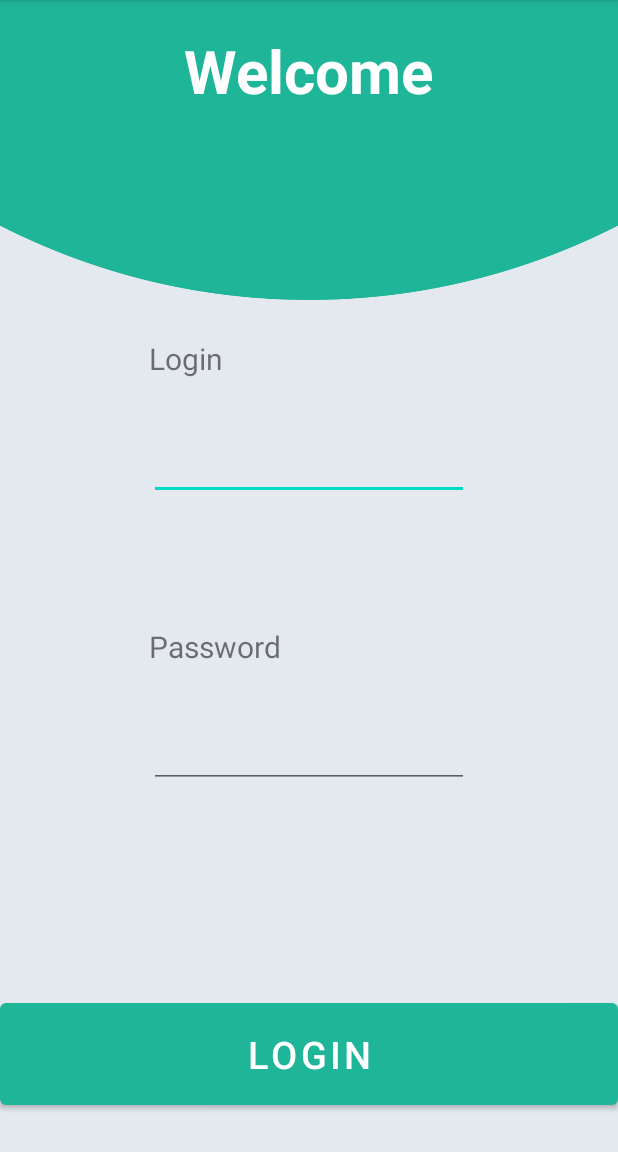
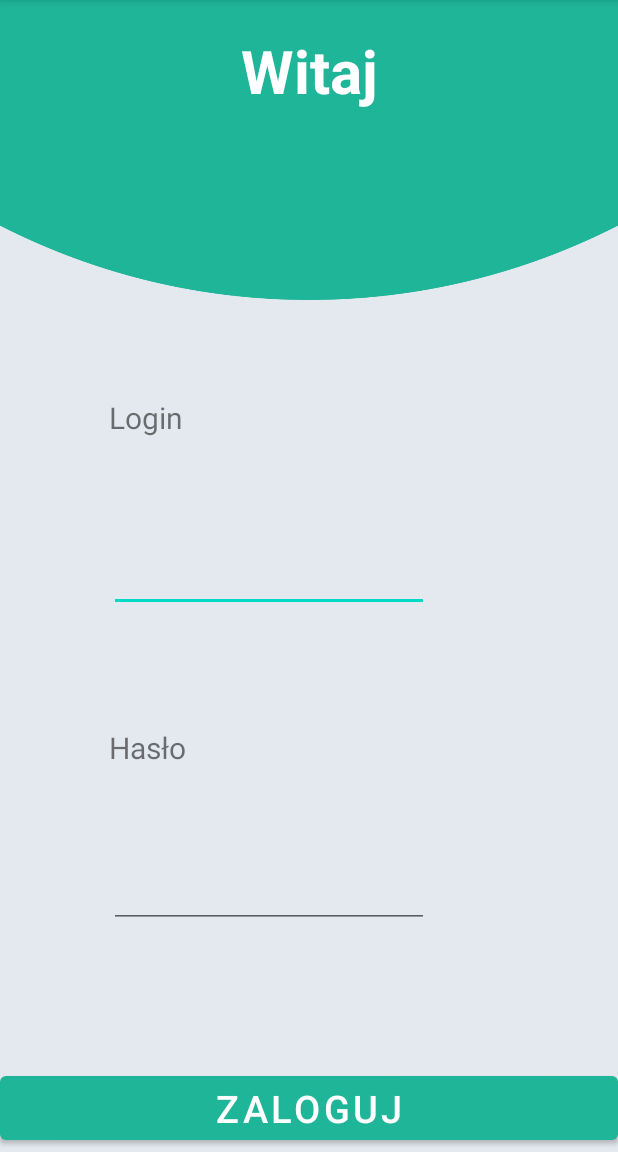
Before and after one commit to maxkonar/Fast-Food-Restaurant, an Android app: the screen it shows after launch (MainActivity), on a phone screen of 412 x 824 dp, the part 84-1236 px from its top. Run offline under Robolectric (Android 15) with nearby library versions, the phone set to English and light mode, and no system bars.

Commit message:
Translate and fix display issues

```diff
--- a/app/src/main/res/layout/activity_main.xml
+++ b/app/src/main/res/layout/activity_main.xml
@@ -12,86 +12,78 @@
         android:layout_width="wrap_content"
         android:layout_height="wrap_content"
         android:layout_marginTop="20dp"
-        android:text="Welcome"
+        android:text="@string/welcome"
         android:textColor="@color/white"
         android:textSize="40dp"
+        android:textStyle="bold"
         app:layout_constraintEnd_toEndOf="parent"
-        app:layout_constraintHorizontal_bias="0.501"
         app:layout_constraintStart_toStartOf="parent"
-        app:layout_constraintTop_toTopOf="parent"
-        android:textStyle="bold"/>
+        app:layout_constraintTop_toTopOf="parent" />
 
     <EditText
         android:id="@+id/login_input"
         android:layout_width="wrap_content"
         android:layout_height="wrap_content"
-        android:layout_marginBottom="58dp"
+        android:layout_marginEnd="8dp"
         android:ems="10"
         android:inputType="textPersonName"
         app:layout_constraintBottom_toTopOf="@+id/login_text2"
-        app:layout_constraintEnd_toEndOf="@+id/password_input"
-        app:layout_constraintStart_toStartOf="@+id/password_input"
+        app:layout_constraintEnd_toEndOf="parent"
+        app:layout_constraintHorizontal_bias="0.0"
+        app:layout_constraintStart_toStartOf="@+id/login_text"
         app:layout_constraintTop_toBottomOf="@+id/login_text" />
 
     <TextView
         android:id="@+id/login_text"
         android:layout_width="wrap_content"
         android:layout_height="wrap_content"
-        android:layout_marginTop="200dp"
-        android:layout_marginBottom="10dp"
-        android:text="Login"
+        android:layout_marginTop="130dp"
+        android:layout_marginBottom="9dp"
+        android:text="@string/login"
         android:textSize="20dp"
         app:layout_constraintBottom_toTopOf="@+id/login_input"
-        app:layout_constraintEnd_toEndOf="@+id/login_input"
-        app:layout_constraintHorizontal_bias="0.0"
-        app:layout_constraintStart_toStartOf="@+id/login_input"
-        app:layout_constraintTop_toTopOf="parent" />
+        app:layout_constraintEnd_toEndOf="parent"
+        app:layout_constraintHorizontal_bias="0.2"
+        app:layout_constraintStart_toStartOf="parent"
+        app:layout_constraintTop_toBottomOf="@+id/welcome_text" />
 
     <TextView
         android:id="@+id/login_text2"
         android:layout_width="wrap_content"
         android:layout_height="wrap_content"
-        android:layout_marginBottom="10dp"
-        android:text="Password"
+        android:layout_marginTop="16dp"
+        android:text="@string/password"
         android:textSize="20dp"
         app:layout_constraintBottom_toTopOf="@+id/password_input"
-        app:layout_constraintEnd_toEndOf="@+id/password_input"
-        app:layout_constraintHorizontal_bias="0.0"
-        app:layout_constraintStart_toStartOf="@+id/password_input"
+        app:layout_constraintStart_toStartOf="@+id/login_input"
         app:layout_constraintTop_toBottomOf="@+id/login_input" />
 
     <EditText
         android:id="@+id/password_input"
         android:layout_width="wrap_content"
         android:layout_height="wrap_content"
-        android:layout_marginBottom="112dp"
+        android:layout_marginEnd="8dp"
+        android:layout_marginBottom="32dp"
         android:ems="10"
         android:inputType="textPassword"
-        app:layout_constraintBottom_toTopOf="@+id/linearLayout3"
+        app:layout_constraintBottom_toTopOf="@+id/login_button"
         app:layout_constraintEnd_toEndOf="parent"
-        app:layout_constraintStart_toStartOf="parent"
+        app:layout_constraintHorizontal_bias="0.0"
+        app:layout_constraintStart_toStartOf="@+id/login_text2"
         app:layout_constraintTop_toBottomOf="@+id/login_text2" />
 
-    <LinearLayout
-        android:id="@+id/linearLayout3"
-        android:layout_width="match_parent"
-        android:layout_height="80dp"
-        android:orientation="horizontal"
+    <Button
+        android:id="@+id/login_button"
+        android:layout_width="0dp"
+        android:layout_height="wrap_content"
+        android:layout_marginBottom="2dp"
+        android:layout_weight="1"
+        android:text="@string/login_button"
+        android:textColor="@color/white"
+        android:textSize="25dp"
+        app:backgroundTint="#1FB598"
         app:layout_constraintBottom_toBottomOf="parent"
         app:layout_constraintEnd_toEndOf="parent"
-        app:layout_constraintStart_toStartOf="parent"
-        app:layout_constraintTop_toBottomOf="@+id/password_input">
-
-
-        <Button
-            android:id="@+id/login_button"
-            android:layout_width="match_parent"
-            android:layout_height="match_parent"
-            android:layout_weight="1"
-            android:text="Login"
-            android:textColor="@color/white"
-            android:textSize="25dp"
-            app:backgroundTint="#1FB598" />
-    </LinearLayout>
+        app:layout_constraintStart_toStartOf="parent" />
 
 </androidx.constraintlayout.widget.ConstraintLayout>
--- a/app/src/main/res/menu/nav_menu.xml
+++ b/app/src/main/res/menu/nav_menu.xml
@@ -4,10 +4,10 @@
     <item
         android:id="@+id/ic_home"
         android:icon="@drawable/ic_home"
-        android:title="Home" />
+        android:title="@string/home" />
     <item
         android:id="@+id/ic_basket"
         android:icon="@drawable/shoppingcart"
-        android:title="Basket"
+        android:title="@string/basket"
         />
 </menu>
--- a/app/src/main/res/values/strings.xml
+++ b/app/src/main/res/values/strings.xml
@@ -1,9 +1,16 @@
 <resources>
     <string name="app_name">Fast Food Restaurant</string>
     <string name="title_activity_main_menu">MainMenu</string>
-    <!--
-    This string is used for square devices and overridden by hello_world in
-    values-round/strings.xml for round devices.
-    -->
     <string name="hello_world">Hello Square World!</string>
+    <string name="welcome">Witaj</string>
+    <string name="login">Login</string>
+    <string name="password">Hasło</string>
+    <string name="login_button">Zaloguj</string>
+    <string name="restaurant_name"><![CDATA[Fast & Food]]></string>
+    <string name="drinks">Napoje</string>
+    <string name="hot_drinks">Ciepłe napoje</string>
+    <string name="burgers">Burgery</string>
+    <string name="salad">Sałatki</string>
+    <string name="home">Menu główne</string>
+    <string name="basket">Koszyk</string>
 </resources>
```
Also changed, not shown: app/src/main/res/layout/activity_main_menu.xml (+13 -15 lines), app/src/main/res/layout/activity_products_menu.xml (+13 -11 lines).
